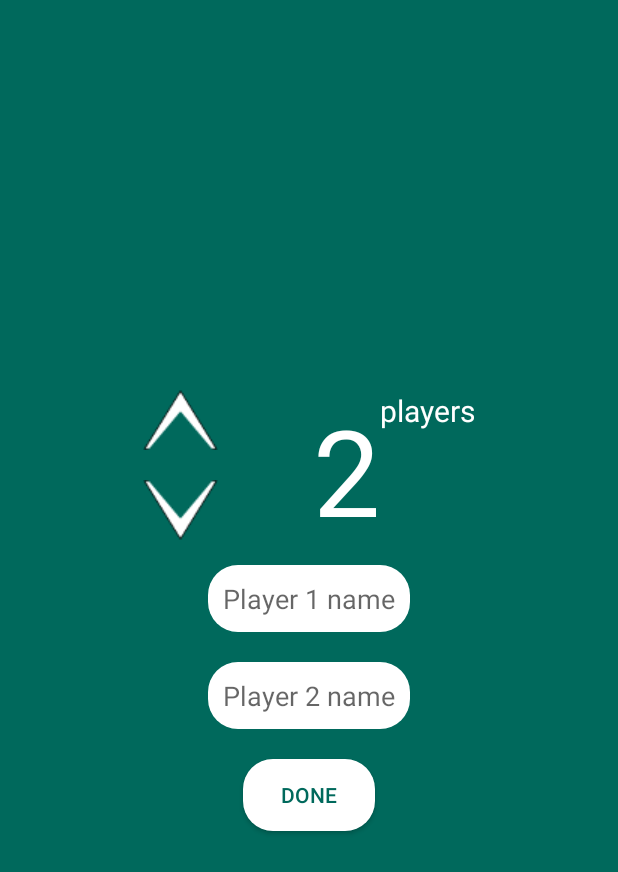
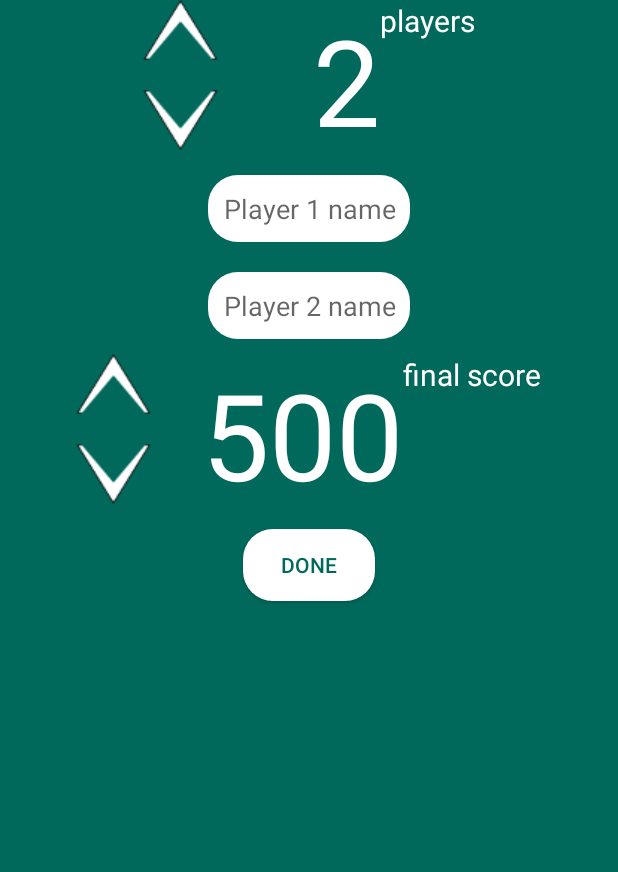
Before and after one commit to Binary-Team/Rachma-Android, an Android app: the RummySetting screen opened directly, with no data from a screen before it, on a phone screen of 412 x 824 dp. Shown: the top 872 px of the screen. Run offline under Robolectric (Android 15) with nearby library versions, the phone set to English and light mode, and no system bars.

Commit message:
add Rummy final score

```diff
--- a/app/src/main/java/rachma/tn/team/binary/rachma/RummySetting.java
+++ b/app/src/main/java/rachma/tn/team/binary/rachma/RummySetting.java
@@ -14,8 +14,9 @@ import android.widget.TextView;
 public class RummySetting extends AppCompatActivity {
 
     Integer playersNumber = 2;
-    TextView playersNumberTV;
-    ImageButton increasePlayersNumber, decreasePlayersNumber;
+    Integer finalScore = 500;
+    TextView playersNumberTV, finalScoreTV;
+    ImageButton increasePlayersNumber, decreasePlayersNumber, increaseFinalScore, decreaseFinalScore;
     Button done;
     EditText player1Name, player2Name, player3Name, player4Name;
 
@@ -32,6 +33,7 @@ public class RummySetting extends AppCompatActivity {
 
 
         done = (Button) findViewById(R.id.done);
+
 
 
         // Increase/Decrease players number
@@ -60,6 +62,32 @@ public class RummySetting extends AppCompatActivity {
 
             }
         });
+
+
+        // final score
+
+        finalScoreTV = (TextView) findViewById(R.id.finalScore);
+        increaseFinalScore = (ImageButton) findViewById(R.id.increaseFinalScore);
+        decreaseFinalScore = (ImageButton) findViewById(R.id.decreaseFinalScore);
+
+        increaseFinalScore.setOnClickListener(new View.OnClickListener() {
+            @Override
+            public void onClick(View view) {
+                finalScore += 50;
+                finalScoreTV.setText(finalScore.toString());
+
+            }
+        });
+
+        decreaseFinalScore.setOnClickListener(new View.OnClickListener() {
+            @Override
+            public void onClick(View view) {
+                if (finalScore > 100)
+                    finalScore -= 50;
+                finalScoreTV.setText(finalScore.toString());
+            }
+        });
+
 
 
         // move to Rummy scoreboard
--- a/app/src/main/res/layout/activity_rummy_setting.xml
+++ b/app/src/main/res/layout/activity_rummy_setting.xml
@@ -1,5 +1,5 @@
 <?xml version="1.0" encoding="utf-8"?>
-<LinearLayout xmlns:android="http://schemas.android.com/apk/res/android"
+<ScrollView xmlns:android="http://schemas.android.com/apk/res/android"
     xmlns:tools="http://schemas.android.com/tools"
     android:layout_width="match_parent"
     android:layout_height="match_parent"
@@ -83,6 +83,7 @@
                 android:layout_height="wrap_content"
                 android:layout_margin="10dp"
                 android:background="@drawable/round_shape"
+                android:gravity="center"
                 android:hint="Player 1 name"
                 android:padding="10dp"
                 android:textColor="@color/colorPrimary" />
@@ -93,6 +94,7 @@
                 android:layout_height="wrap_content"
                 android:layout_margin="10dp"
                 android:background="@drawable/round_shape"
+                android:gravity="center"
                 android:hint="Player 2 name"
                 android:padding="10dp"
                 android:textColor="@color/colorPrimary"
@@ -105,6 +107,7 @@
                 android:layout_height="wrap_content"
                 android:layout_margin="10dp"
                 android:background="@drawable/round_shape"
+                android:gravity="center"
                 android:hint="Player 3 name"
                 android:padding="10dp"
                 android:textColor="@color/colorPrimary"
@@ -116,12 +119,72 @@
                 android:layout_height="wrap_content"
                 android:layout_margin="10dp"
                 android:background="@drawable/round_shape"
+                android:gravity="center"
                 android:hint="Player 4 name"
                 android:padding="10dp"
                 android:textColor="@color/colorPrimary"
                 android:visibility="gone" />
 
         </LinearLayout>
+
+
+        <LinearLayout
+            android:layout_width="match_parent"
+            android:layout_height="wrap_content"
+            android:gravity="center_horizontal"
+            android:orientation="horizontal"
+            android:weightSum="4">
+
+
+            <LinearLayout
+                android:layout_width="wrap_content"
+                android:layout_height="wrap_content"
+                android:layout_weight="1"
+                android:gravity="end"
+                android:orientation="vertical">
+
+                <ImageButton
+                    android:id="@+id/increaseFinalScore"
+                    android:layout_width="wrap_content"
+                    android:layout_height="wrap_content"
+                    android:layout_marginBottom="10dp"
+                    android:layout_weight="0.5"
+                    android:background="#00000000"
+                    android:rotation="180"
+                    android:src="@drawable/changeplayersnumber" />
+
+                <ImageButton
+                    android:id="@+id/decreaseFinalScore"
+                    android:layout_width="wrap_content"
+                    android:layout_height="wrap_content"
+                    android:layout_marginTop="10dp"
+                    android:layout_weight="0.5"
+                    android:background="#00000000"
+                    android:src="@drawable/changeplayersnumber" />
+            </LinearLayout>
+
+            <TextView
+                android:id="@+id/finalScore"
+                android:layout_width="wrap_content"
+                android:layout_height="wrap_content"
+                android:layout_gravity="center_vertical"
+                android:layout_weight="1"
+                android:gravity="end"
+                android:text="500"
+                android:textColor="#FFFFFF"
+                android:textSize="80sp" />
+
+            <TextView
+                android:layout_width="wrap_content"
+                android:layout_height="match_parent"
+                android:layout_gravity="center_vertical"
+                android:layout_weight="1"
+                android:text="final score"
+                android:textColor="#FFFFFF"
+                android:textSize="20sp" />
+
+        </LinearLayout>
+
 
         <Button
             android:id="@+id/done"
@@ -135,4 +198,4 @@
 
     </LinearLayout>
 
-</LinearLayout>
+</ScrollView>
```
